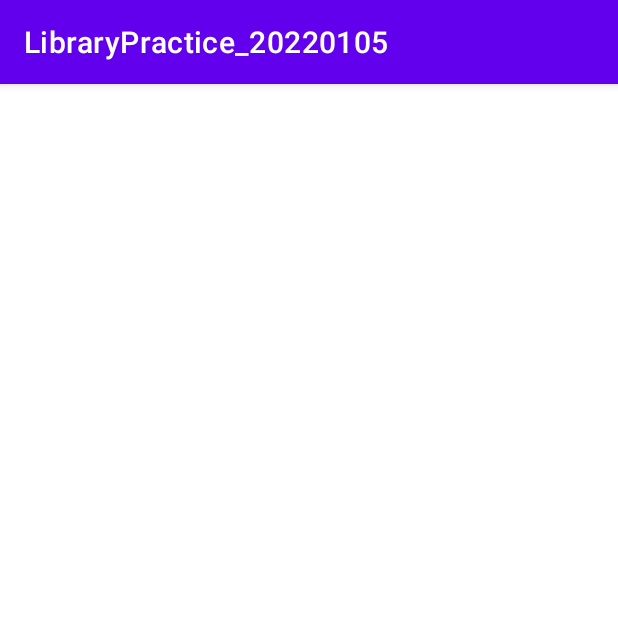
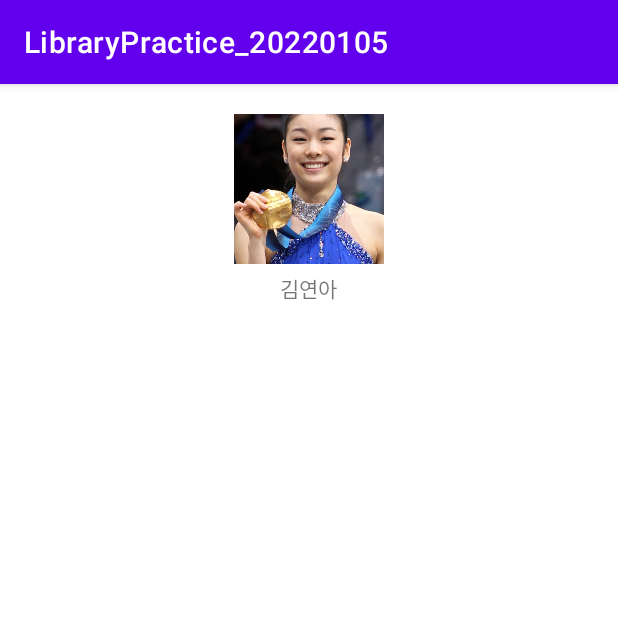
Before and after one commit to nepp-plus/LibraryPractice_20220105, an Android app: the screen it shows after launch (MainActivity), on a phone screen of 412 x 824 dp, the top half of it. Run offline under Robolectric (Android 15) with nearby library versions, the phone set to English and light mode, and no system bars.

Commit message:
프로필 사진 자리 추가

```diff
--- a/app/src/main/res/layout/activity_main.xml
+++ b/app/src/main/res/layout/activity_main.xml
@@ -5,7 +5,27 @@
     android:layout_width="match_parent"
     android:layout_height="match_parent"
     android:orientation="vertical"
+    android:padding="20dp"
     tools:context=".MainActivity">
 
+    <LinearLayout
+        android:layout_width="match_parent"
+        android:layout_height="wrap_content"
+        android:orientation="vertical"
+        android:gravity="center">
+
+        <ImageView
+            android:layout_width="100dp"
+            android:layout_height="100dp"
+            android:src="@drawable/yuna_kim"
+            android:scaleType="centerCrop"/>
+
+        <TextView
+            android:layout_width="wrap_content"
+            android:layout_height="wrap_content"
+            android:layout_marginTop="5dp"
+            android:text="김연아" />
+
+    </LinearLayout>
 
 </LinearLayout>
```
Also changed, not shown: app/src/main/res/drawable/yuna_kim.jpg (added).
